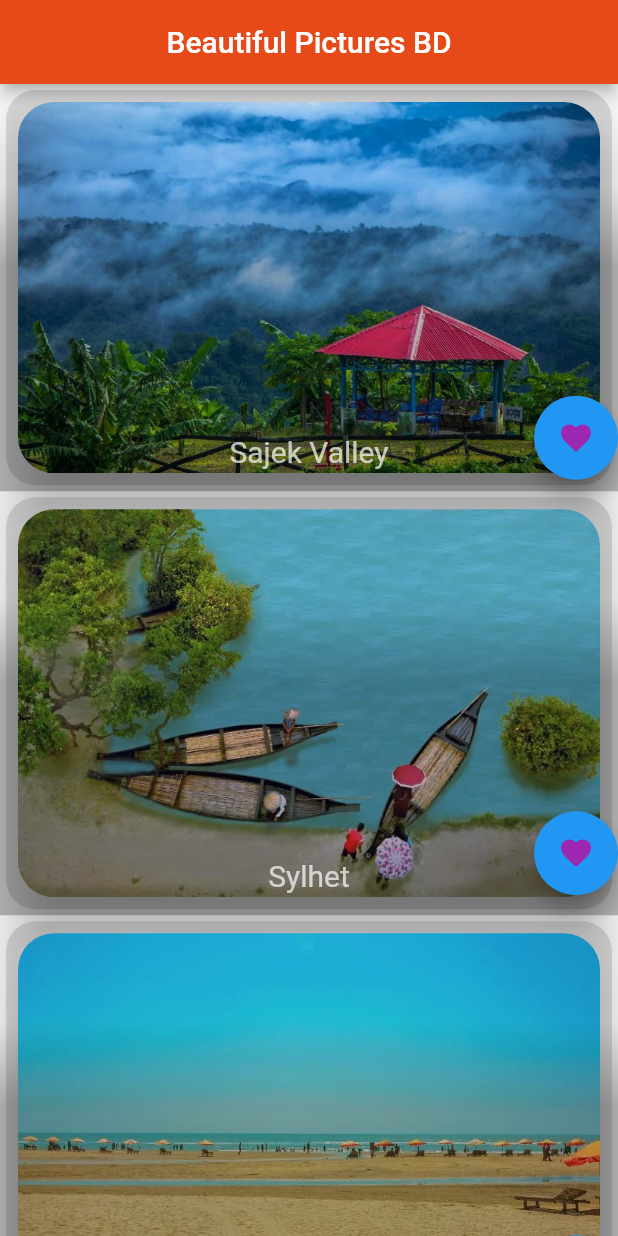
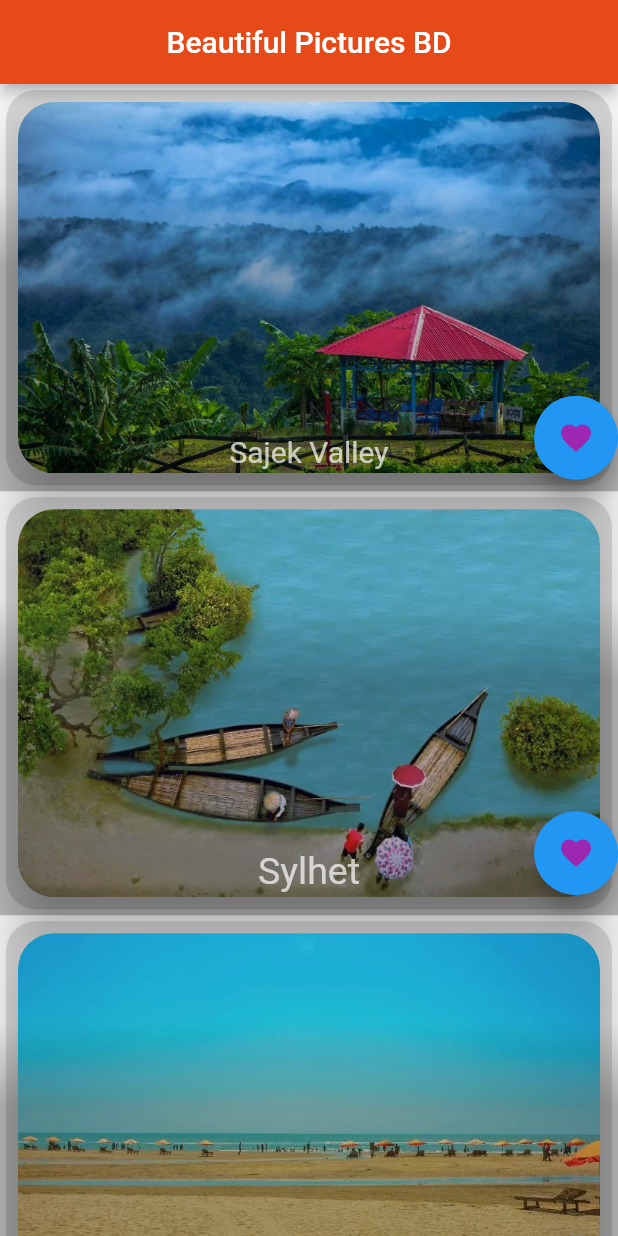
Before and after one commit to marufahmedofficial/BeautifulPicturesBD, a Flutter app: the screen it shows after launch, on a phone screen of 412 x 824 dp. Run offline on Flutter 3.47's test engine with Material 2 defaults, Android fonts, the phone set to English and light mode, and no system bars.

Commit message:
Bug fixing

```diff
--- a/lib/pages/home_page.dart
+++ b/lib/pages/home_page.dart
@@ -109,7 +109,7 @@ class HomePage extends StatelessWidget {
                     'Sylhet',
                     textAlign: TextAlign.center,
                     style: TextStyle(
-                      fontSize: 20,color: Colors.white70,
+                      fontSize: 25,color: Colors.white70,
                     ),
                   ),
                 ),
```
